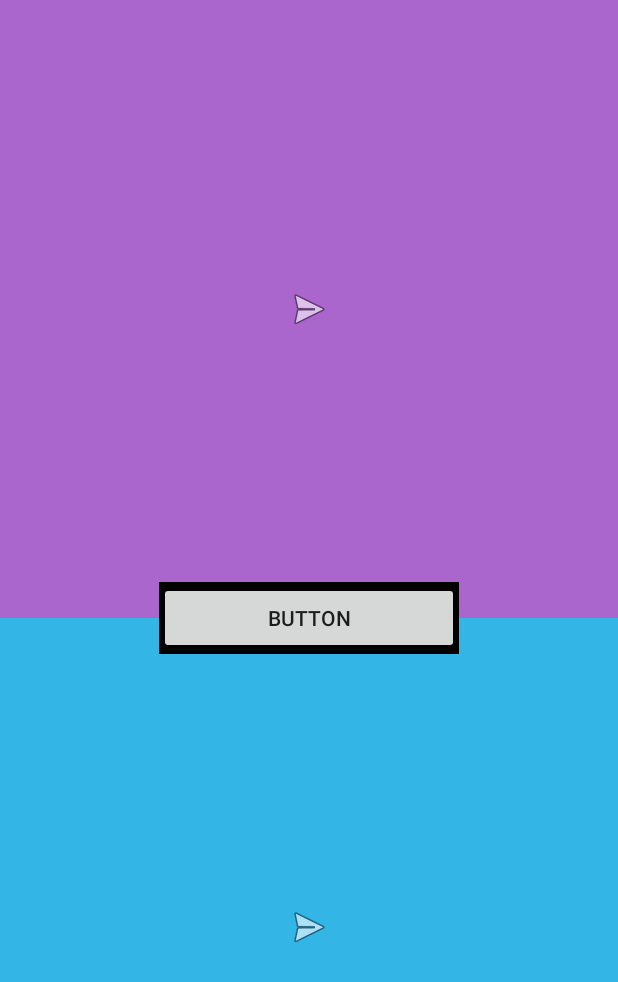
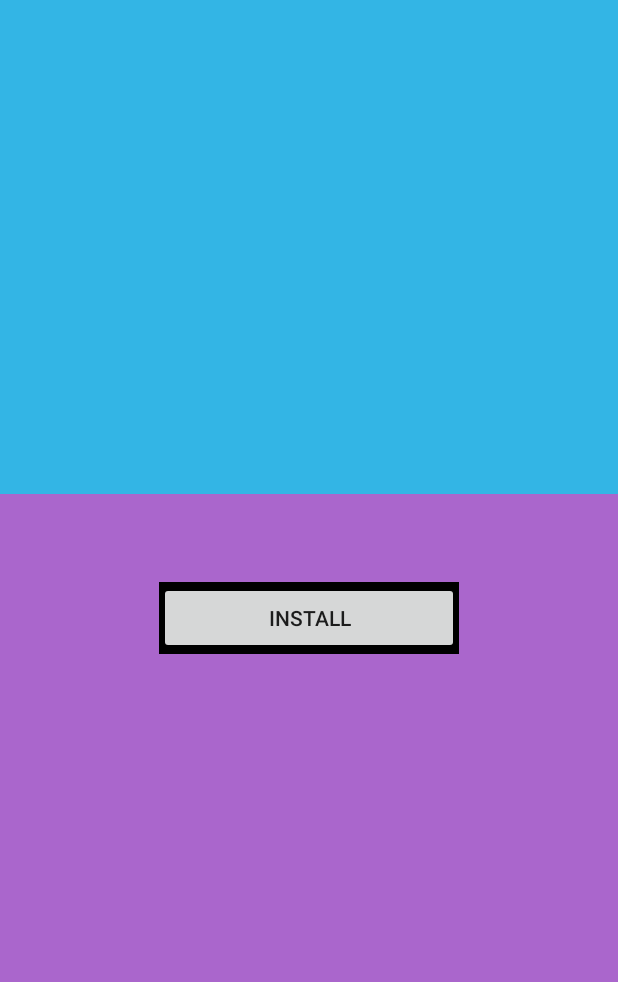
Before and after one commit to sachinjain024/practicebook, an Android app: the layout layouts_experiment.xml on its own in the app's theme, with its tools: preview values and no code run, on a phone screen of 412 x 824 dp. Shown: the top 982 px of the screen. Run offline under Robolectric (Android 15) with nearby library versions, the phone set to English and light mode, and no system bars.

Commit message:
Quick commit

```diff
--- a/my-courses/udemy-complete-android-developer-rob-percival/projects/LayoutDemo/app/src/main/res/layout/layouts_experiment.xml
+++ b/my-courses/udemy-complete-android-developer-rob-percival/projects/LayoutDemo/app/src/main/res/layout/layouts_experiment.xml
@@ -8,40 +8,50 @@
         android:layout_height="match_parent"
         android:background="@color/accent_material_light"
         android:orientation="vertical"
-        android:padding="0dp">
+        android:padding="0dp"
+        android:weightSum="100">
 
-        <ImageButton
-            android:id="@+id/imageButton"
+        <LinearLayout
             android:layout_width="match_parent"
-            android:layout_height="match_parent"
-            android:layout_weight="1"
-            android:background="@android:color/holo_purple"
-            app:srcCompat="@android:drawable/ic_menu_send" />
+            android:layout_height="0px"
+            android:layout_weight="40"
+            android:orientation="vertical">
 
-        <ImageButton
-            android:id="@+id/imageButton2"
+            <ImageButton
+                android:id="@+id/imageButton2"
+                android:layout_width="match_parent"
+                android:layout_height="match_parent"
+                android:background="@android:color/holo_blue_light" />
+        </LinearLayout>
+
+        <LinearLayout
             android:layout_width="match_parent"
-            android:layout_height="match_parent"
-            android:layout_weight="1"
-            android:background="@android:color/holo_blue_light"
-            app:srcCompat="@android:drawable/ic_menu_send" />
+            android:layout_height="0px"
+            android:layout_weight="60"
+            android:orientation="vertical">
+
+            <ImageButton
+                android:id="@+id/imageButton"
+                android:layout_width="match_parent"
+                android:layout_height="match_parent"
+                android:background="@android:color/holo_purple" />
+        </LinearLayout>
 
     </LinearLayout>
 
     <LinearLayout
+        android:id="@+id/linearLayout"
         android:layout_width="200dp"
         android:layout_height="wrap_content"
-        android:layout_gravity="center_vertical|center_horizontal"
+        android:layout_gravity="center"
         android:layout_weight="1"
-        android:background="@color/abc_search_url_text_pressed"
-        android:orientation="horizontal">
+        android:background="@color/abc_search_url_text_pressed">
 
         <Button
             android:id="@+id/button2"
-            android:layout_width="117dp"
-            android:layout_height="wrap_content"
-            android:layout_weight="1"
-            android:text="Button" />
+            android:layout_height="48dp"
+            android:text="Install"
+            android:layout_width="match_parent" />
     </LinearLayout>
 
 
--- a/my-courses/udemy-complete-android-developer-rob-percival/projects/LayoutDemo/build.gradle
+++ b/my-courses/udemy-complete-android-developer-rob-percival/projects/LayoutDemo/build.gradle
@@ -3,6 +3,10 @@
 buildscript {
     repositories {
         jcenter()
+        maven {
+            url 'https://maven.google.com/'
+            name 'Google'
+        }
     }
     dependencies {
         classpath 'com.android.tools.build:gradle:2.2.0'
@@ -15,5 +19,9 @@ buildscript {
 allprojects {
     repositories {
         jcenter()
+        maven {
+            url 'https://maven.google.com/'
+            name 'Google'
+        }
     }
 }
```
Also changed, not shown: my-courses/udemy-complete-android-developer-rob-percival/projects/LayoutDemo/gradle/wrapper/gradle-wrapper.properties, 1 other file.
